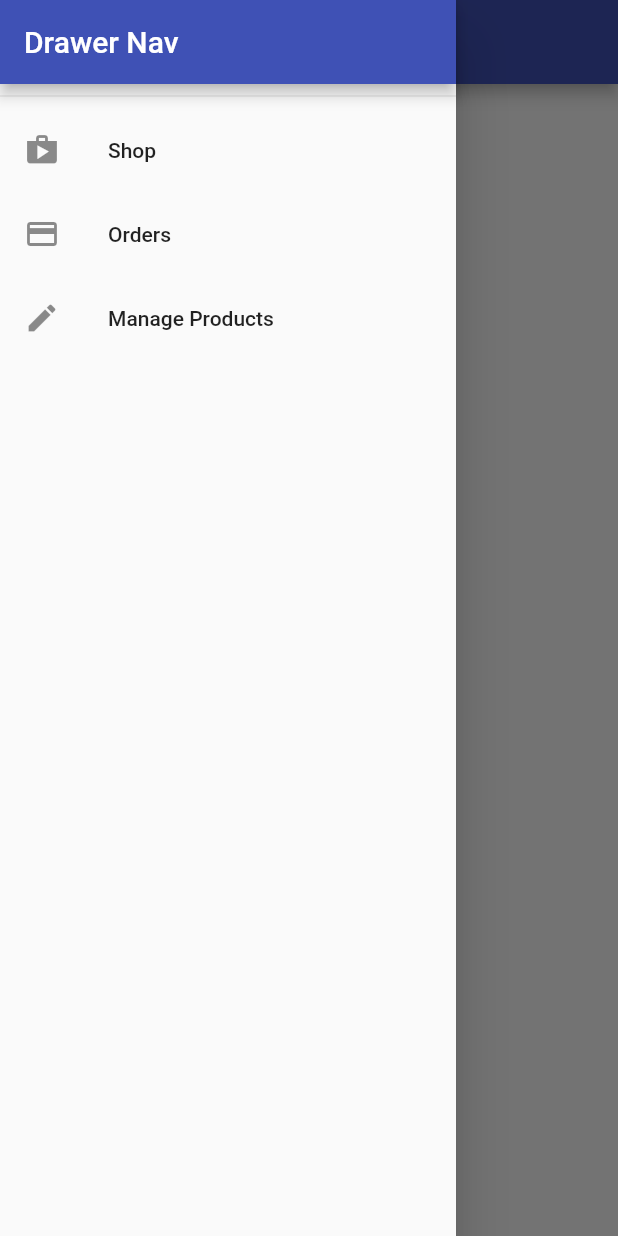
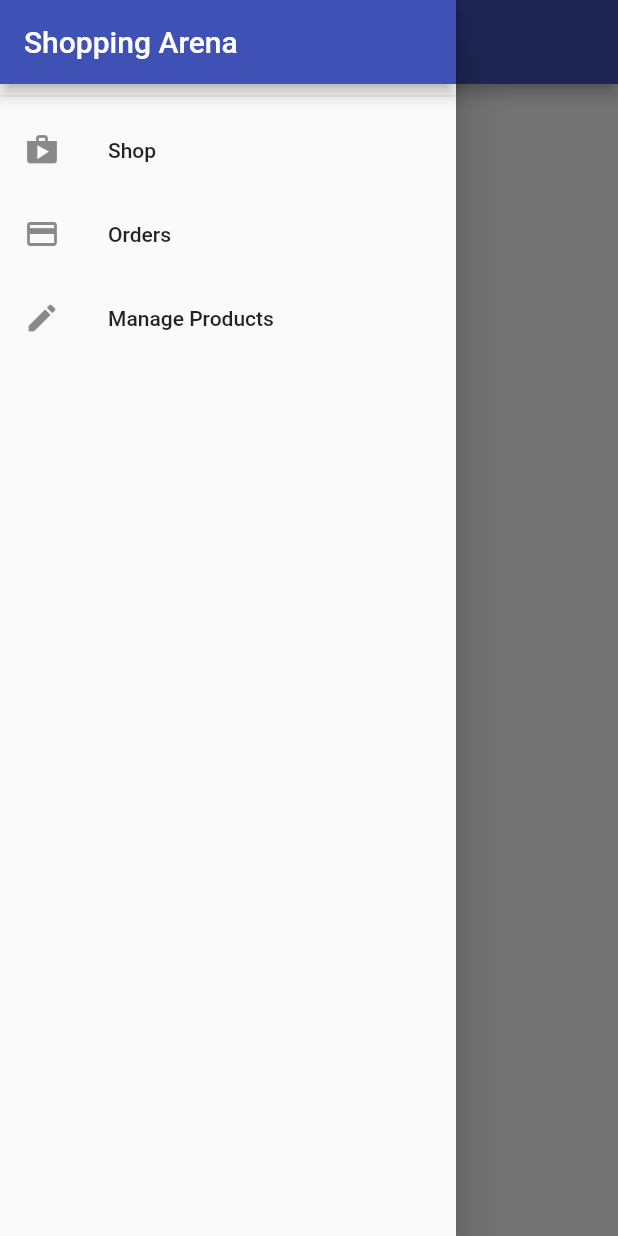
Before and after one commit to itsmefarhan/flutter-ecommerce, a Flutter app: the OrdersScreen screen opened by its route, with the side drawer open, on a phone screen of 412 x 824 dp. Run offline on Flutter 3.47's test engine with Material 2 defaults, Android fonts, the phone set to English and light mode, and no system bars; network calls fail.

```diff
--- a/lib/widgets/drawer.dart
+++ b/lib/widgets/drawer.dart
@@ -7,7 +7,7 @@ class DrawerWidget extends StatelessWidget {
       child: Column(
         children: <Widget>[
           AppBar(
-            title: Text('Drawer Nav'),
+            title: Text('Shopping Arena'),
             automaticallyImplyLeading: false,
           ),
           Divider(),
```
Also changed, not shown: 1 other file.
